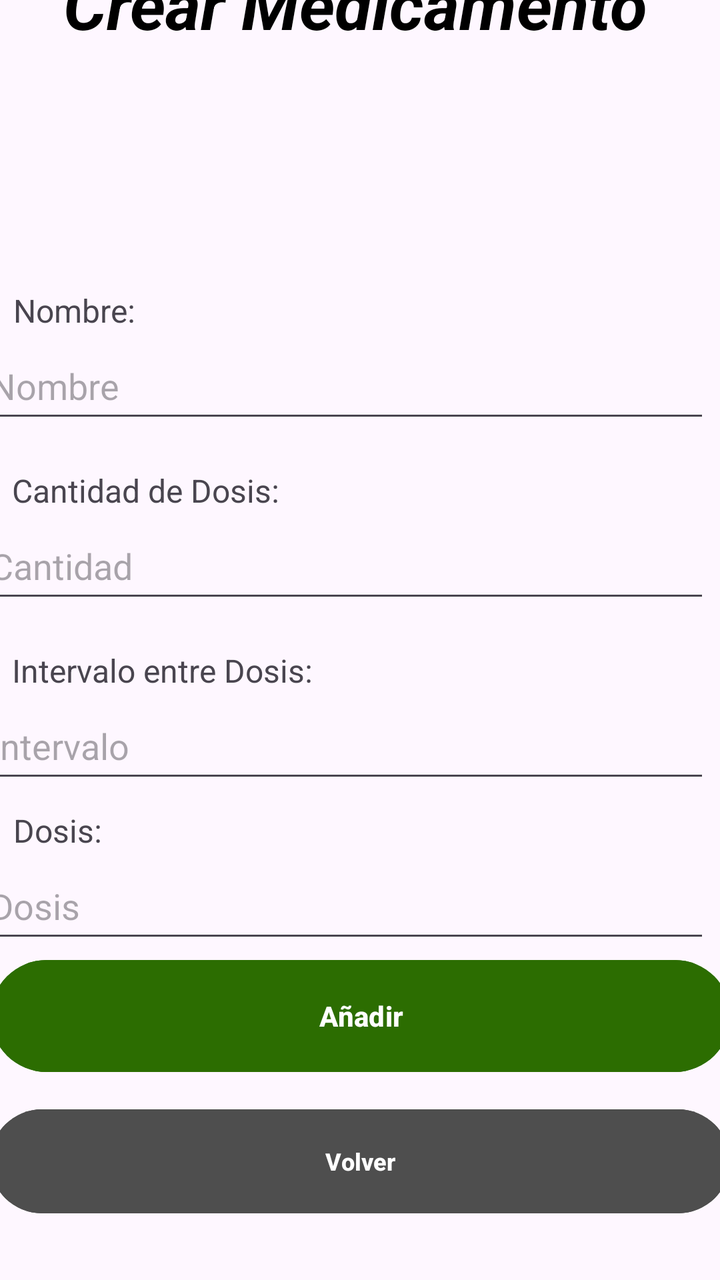
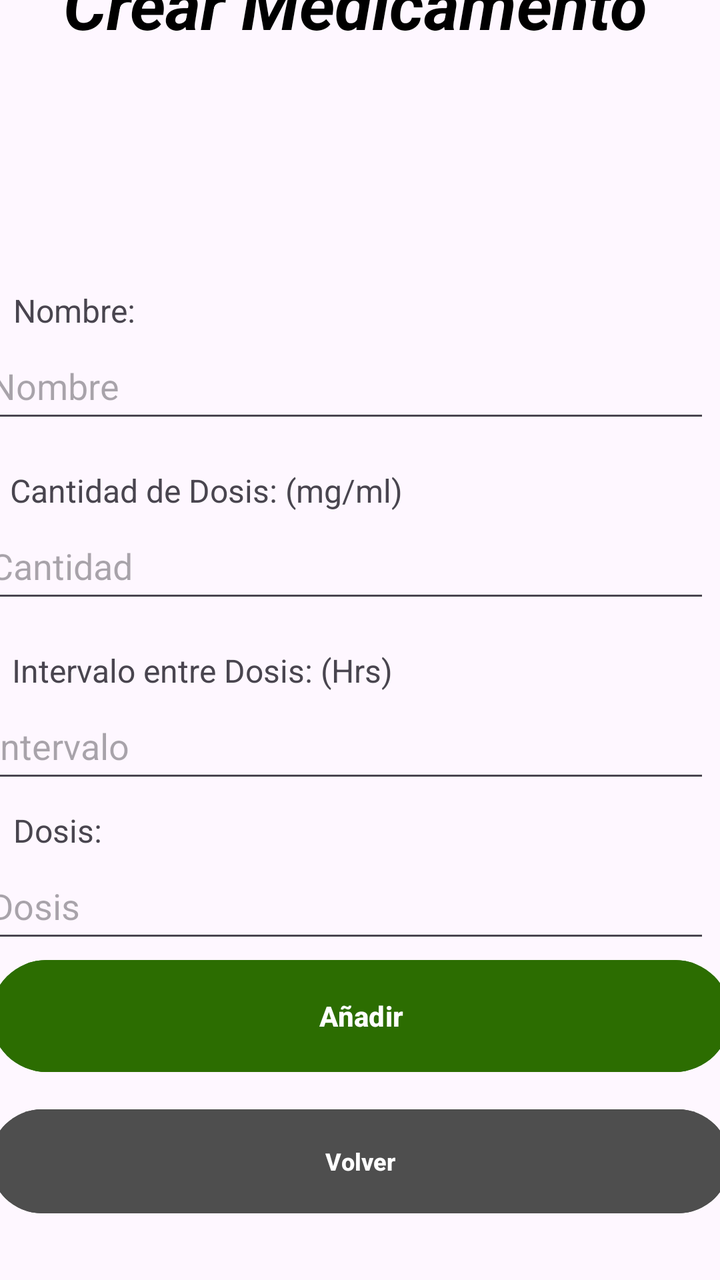

Before-and-after screenshots of an Android layout around one commit, followed by the original layout XML and the change that was made.
<!-- AndroidManifest.xml: application theme Theme.MobilesVC -->
<!-- res/layout/medicamento_crear_view.xml -->
<?xml version="1.0" encoding="utf-8"?>
<androidx.constraintlayout.widget.ConstraintLayout xmlns:android="http://schemas.android.com/apk/res/android"
    xmlns:app="http://schemas.android.com/apk/res-auto"
    xmlns:tools="http://schemas.android.com/tools"
    android:layout_width="match_parent"
    android:layout_height="match_parent">

    <TextView
        android:id="@+id/textView66"
        android:layout_width="100dp"
        android:layout_height="22dp"
        android:text="Dosis:"
        android:textSize="16sp"
        app:layout_constraintBottom_toTopOf="@+id/vDosisCrear"
        app:layout_constraintEnd_toEndOf="parent"
        app:layout_constraintHorizontal_bias="0.025"
        app:layout_constraintStart_toStartOf="parent" />

    <TextView
        android:id="@+id/textView65"
        android:layout_width="200dp"
        android:layout_height="22dp"
        android:text="Intervalo entre Dosis:"
        android:textSize="16sp"
        app:layout_constraintBottom_toTopOf="@+id/vIntervaloMedicamentoCrear"
        app:layout_constraintEnd_toEndOf="parent"
        app:layout_constraintHorizontal_bias="0.038"
        app:layout_constraintStart_toStartOf="parent" />

    <TextView
        android:id="@+id/textView64"
        android:layout_width="200dp"
        android:layout_height="22dp"
        android:text="Cantidad de Dosis:"
        android:textSize="16sp"
        app:layout_constraintBottom_toTopOf="@+id/vCantidadMedicamentoCrear"
        app:layout_constraintEnd_toEndOf="parent"
        app:layout_constraintHorizontal_bias="0.038"
        app:layout_constraintStart_toStartOf="parent" />

    <TextView
        android:id="@+id/textView63"
        android:layout_width="100dp"
        android:layout_height="22dp"
        android:text="Nombre:"
        android:textSize="16sp"
        app:layout_constraintBottom_toTopOf="@+id/vNombreMedicamentoCrear"
        app:layout_constraintEnd_toEndOf="parent"
        app:layout_constraintHorizontal_bias="0.025"
        app:layout_constraintStart_toStartOf="parent" />

    <Button
        android:id="@+id/vCrearMedicamento"
        android:layout_width="370dp"
        android:layout_height="64dp"
        android:layout_marginBottom="100dp"
        android:backgroundTint="#2C6D01"
        android:paddingVertical="14dp"
        android:text="Añadir"
        android:textStyle="bold"
        app:layout_constraintBottom_toBottomOf="parent"
        app:layout_constraintEnd_toEndOf="parent"
        app:layout_constraintStart_toStartOf="parent" />

    <com.google.android.material.textfield.TextInputEditText
        android:id="@+id/vIntervaloMedicamentoCrear"
        android:layout_width="364dp"
        android:layout_height="50dp"
        android:layout_marginStart="16dp"
        android:layout_marginTop="20dp"
        android:layout_marginEnd="31dp"
        android:layout_marginBottom="10dp"
        android:clickable="true"
        android:hint="Intervalo"
        app:layout_constraintBottom_toTopOf="@+id/vDosisCrear"
        app:layout_constraintEnd_toEndOf="parent"
        app:layout_constraintStart_toStartOf="parent"
        app:layout_constraintTop_toBottomOf="@+id/vCantidadMedicamentoCrear" />

    <com.google.android.material.textfield.TextInputEditText
        android:id="@+id/vDosisCrear"
        android:layout_width="364dp"
        android:layout_height="50dp"
        android:layout_marginStart="16dp"
        android:layout_marginTop="20dp"
        android:layout_marginEnd="31dp"
        android:layout_marginBottom="92dp"
        android:clickable="true"
        android:hint="Dosis"
        app:layout_constraintBottom_toTopOf="@+id/vCrearMedicamento"
        app:layout_constraintEnd_toEndOf="parent"
        app:layout_constraintStart_toStartOf="parent"
        app:layout_constraintTop_toBottomOf="@+id/vIntervaloMedicamentoCrear" />

    <TextView
        android:id="@+id/textView13"
        android:layout_width="wrap_content"
        android:layout_height="wrap_content"
        android:layout_marginStart="92dp"
        android:layout_marginTop="71dp"
        android:layout_marginEnd="97dp"
        android:layout_marginBottom="71dp"
        android:fontFamily="sans-serif"
        android:text="Crear Medicamento"
        android:textColor="#000000"
        android:textSize="34sp"
        android:textStyle="bold|italic"
        app:layout_constraintBottom_toTopOf="@+id/vNombreMedicamentoCrear"
        app:layout_constraintEnd_toEndOf="parent"
        app:layout_constraintStart_toStartOf="parent"
        app:layout_constraintTop_toTopOf="parent"
        tools:textSize="26sp" />

    <Button
        android:id="@+id/vVolverMedicamentoCrear"
        android:layout_width="370dp"
        android:layout_height="60dp"
        android:layout_marginHorizontal="24dp"
        android:layout_marginStart="20dp"
        android:layout_marginTop="14dp"
        android:layout_marginEnd="21dp"
        android:layout_marginBottom="33dp"
        android:backgroundTint="#4E4E4E"
        android:paddingVertical="10dp"
        android:text="Volver"
        android:textSize="12sp"
        android:textStyle="bold"
        android:visibility="visible"
        app:layout_constraintBottom_toBottomOf="parent"
        app:layout_constraintEnd_toEndOf="parent"
        app:layout_constraintStart_toStartOf="parent"
        app:layout_constraintTop_toBottomOf="@+id/vCrearMedicamento" />

    <com.google.android.material.textfield.TextInputEditText
        android:id="@+id/vCantidadMedicamentoCrear"
        android:layout_width="364dp"
        android:layout_height="50dp"
        android:layout_marginStart="16dp"
        android:layout_marginTop="20dp"
        android:layout_marginEnd="31dp"
        android:layout_marginBottom="20dp"
        android:clickable="true"
        android:hint="Cantidad"
        app:layout_constraintBottom_toTopOf="@+id/vIntervaloMedicamentoCrear"
        app:layout_constraintEnd_toEndOf="parent"
        app:layout_constraintHorizontal_bias="0.5"
        app:layout_constraintStart_toStartOf="parent"
        app:layout_constraintTop_toBottomOf="@+id/vNombreMedicamentoCrear" />

    <com.google.android.material.textfield.TextInputEditText
        android:id="@+id/vNombreMedicamentoCrear"
        android:layout_width="364dp"
        android:layout_height="50dp"
        android:layout_marginStart="16dp"
        android:layout_marginTop="71dp"
        android:layout_marginEnd="31dp"
        android:layout_marginBottom="20dp"
        android:clickable="true"
        android:hint="Nombre"
        app:layout_constraintBottom_toTopOf="@+id/vCantidadMedicamentoCrear"
        app:layout_constraintEnd_toEndOf="parent"
        app:layout_constraintHorizontal_bias="0.5"
        app:layout_constraintStart_toStartOf="parent"
        app:layout_constraintTop_toBottomOf="@+id/textView13" />
</androidx.constraintlayout.widget.ConstraintLayout>
<!-- resources referenced by this layout -->
<resources>
  <style name="Theme.MobilesVC" parent="Base.Theme.MobilesVC" />
  <style name="Base.Theme.MobilesVC" parent="Theme.Material3.DayNight.NoActionBar">
          
          
      </style>
</resources>

<!-- the commit's change to res/layout/medicamento_crear_view.xml (unified diff, before → after) -->
@@ -20,7 +20,7 @@
         android:id="@+id/textView65"
         android:layout_width="200dp"
         android:layout_height="22dp"
-        android:text="Intervalo entre Dosis:"
+        android:text="Intervalo entre Dosis: (Hrs)"
         android:textSize="16sp"
         app:layout_constraintBottom_toTopOf="@+id/vIntervaloMedicamentoCrear"
         app:layout_constraintEnd_toEndOf="parent"
@@ -29,9 +29,9 @@
 
     <TextView
         android:id="@+id/textView64"
-        android:layout_width="200dp"
+        android:layout_width="230dp"
         android:layout_height="22dp"
-        android:text="Cantidad de Dosis:"
+        android:text="Cantidad de Dosis: (mg/ml)"
         android:textSize="16sp"
         app:layout_constraintBottom_toTopOf="@+id/vCantidadMedicamentoCrear"
         app:layout_constraintEnd_toEndOf="parent"
